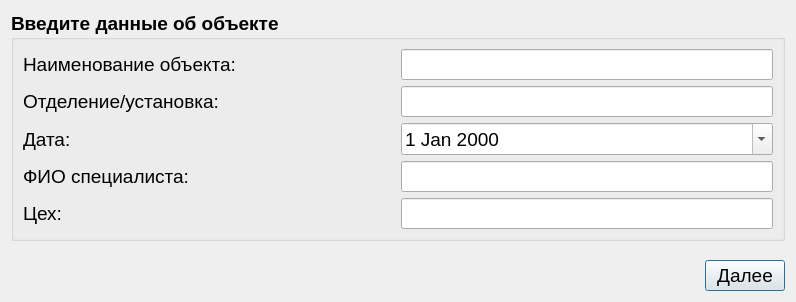
Before: the Qt Designer form ObjectWindow.ui in Rekvim/MpiSdk, drawn with Qt 5.
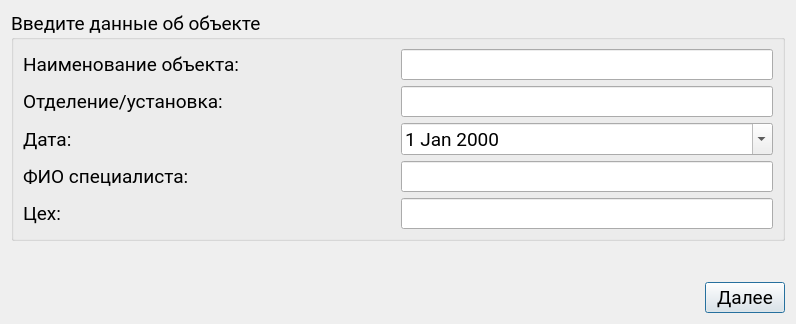
After: the same form once the commit is applied.

The edit to the form file:
```diff
--- a/ObjectWindow.ui
+++ b/ObjectWindow.ui
@@ -7,7 +7,7 @@
     <x>0</x>
     <y>0</y>
     <width>796</width>
-    <height>302</height>
+    <height>324</height>
    </rect>
   </property>
   <property name="windowTitle">
@@ -18,8 +18,9 @@
     <widget class="QGroupBox" name="groupBox">
      <property name="font">
       <font>
+       <family>Roboto</family>
        <pointsize>14</pointsize>
-       <bold>true</bold>
+       <bold>false</bold>
       </font>
      </property>
      <property name="title">
@@ -38,6 +39,7 @@
           </property>
           <property name="font">
            <font>
+            <family>Roboto</family>
             <pointsize>14</pointsize>
             <bold>false</bold>
            </font>
@@ -71,6 +73,7 @@
           </property>
           <property name="font">
            <font>
+            <family>Roboto</family>
             <pointsize>14</pointsize>
             <bold>false</bold>
            </font>
@@ -104,6 +107,7 @@
           </property>
           <property name="font">
            <font>
+            <family>Roboto</family>
             <pointsize>14</pointsize>
             <bold>false</bold>
            </font>
@@ -123,6 +127,7 @@
           </property>
           <property name="font">
            <font>
+            <family>Roboto</family>
             <pointsize>14</pointsize>
             <bold>false</bold>
            </font>
@@ -146,6 +151,7 @@
           </property>
           <property name="font">
            <font>
+            <family>Roboto</family>
             <pointsize>14</pointsize>
             <bold>false</bold>
            </font>
@@ -179,6 +185,7 @@
           </property>
           <property name="font">
            <font>
+            <family>Roboto</family>
             <pointsize>14</pointsize>
             <bold>false</bold>
            </font>
@@ -235,6 +242,7 @@
       <widget class="QPushButton" name="pushButton">
        <property name="font">
         <font>
+         <family>Roboto</family>
          <pointsize>14</pointsize>
         </font>
        </property>
```
Left out of the diff: 4 changed lines with no effect on the pictures.
